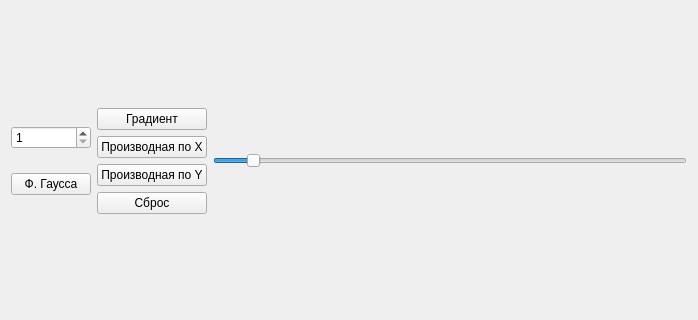
This is mainwindow.ui in Poletayson/ImageProcessing_1 as Qt 5 draws it before an edit; both pictures show x 0 to 698 and y 120 to 440 of the 698 by 548 pixel window. The edited form follows.
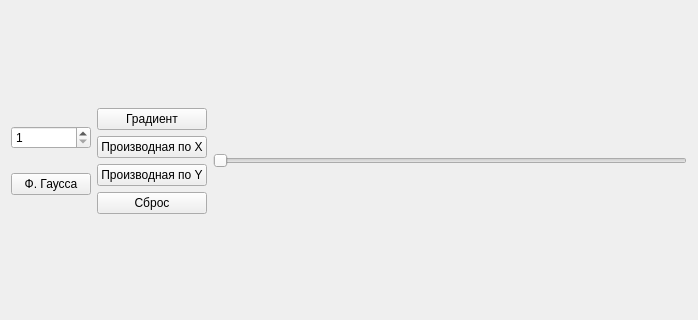
This is the edited form.

The edit to the form file:
```diff
--- a/mainwindow.ui
+++ b/mainwindow.ui
@@ -78,19 +78,19 @@
            <bool>true</bool>
           </property>
           <property name="minimum">
-           <number>1</number>
+           <number>3</number>
           </property>
           <property name="maximum">
-           <number>15</number>
+           <number>30</number>
           </property>
           <property name="singleStep">
            <number>1</number>
           </property>
           <property name="value">
-           <number>2</number>
+           <number>3</number>
           </property>
           <property name="sliderPosition">
-           <number>2</number>
+           <number>3</number>
           </property>
           <property name="orientation">
            <enum>Qt::Horizontal</enum>
```
Left out of the diff: 2 changed lines with no effect on the pictures.
